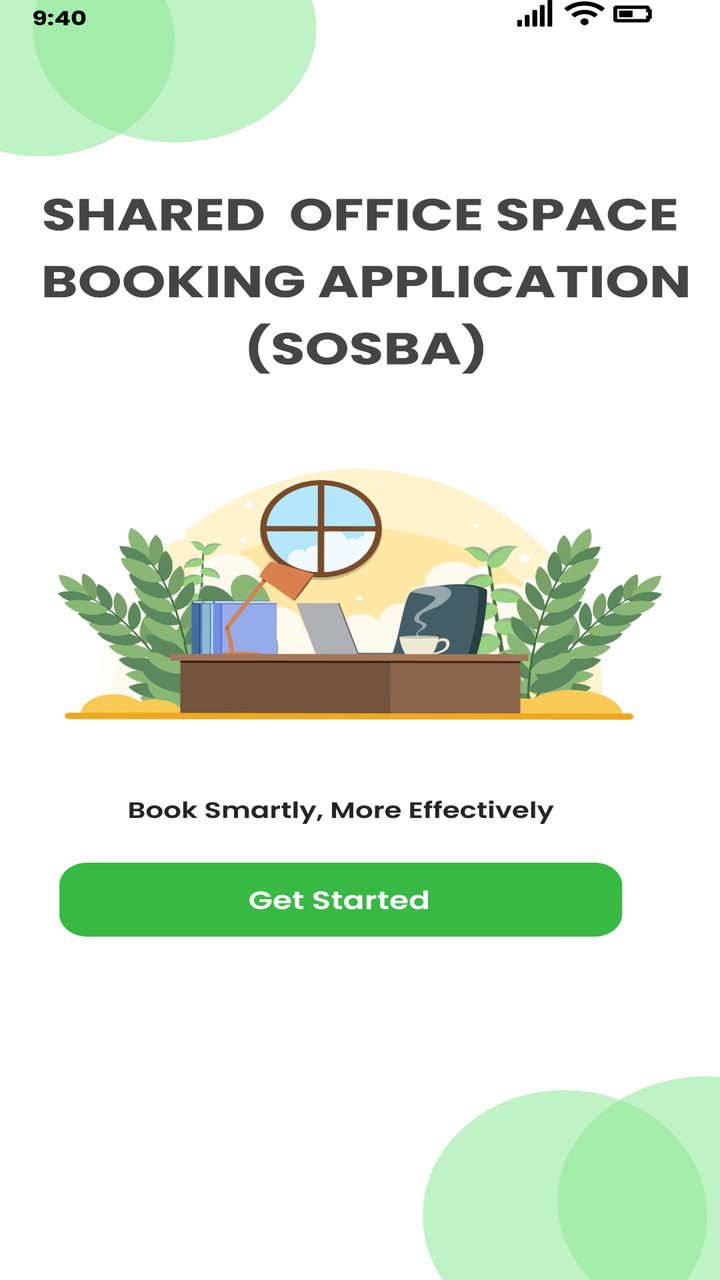
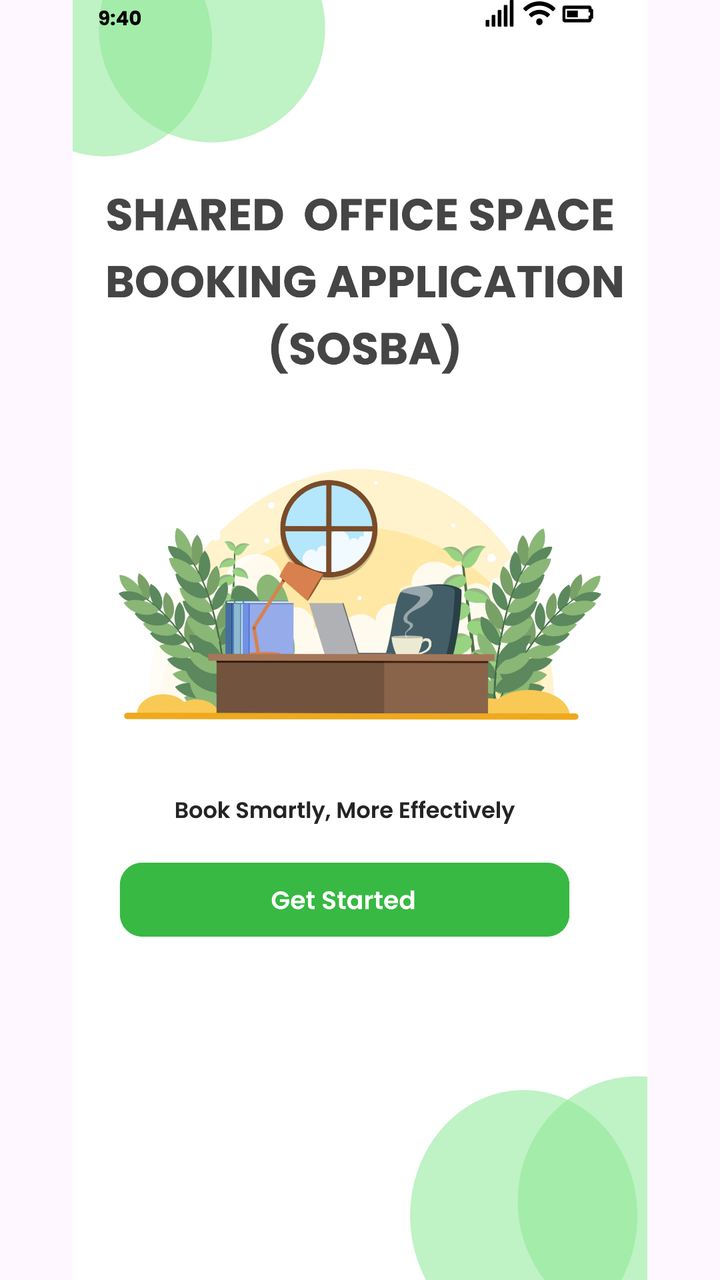

Compare the two renders of this Android layout. The source of the first and the diff that turns it into the second are given below.
<!-- AndroidManifest.xml: application theme Theme.COMP2000HKSoftwareEngineeringAssessment -->
<!-- res/layout/activity_main.xml -->
<?xml version="1.0" encoding="utf-8"?>
<androidx.constraintlayout.widget.ConstraintLayout xmlns:android="http://schemas.android.com/apk/res/android"
    xmlns:app="http://schemas.android.com/apk/res-auto"
    xmlns:tools="http://schemas.android.com/tools"
    android:id="@+id/main"
    android:layout_width="match_parent"
    android:layout_height="match_parent"
    tools:context=".MainActivity">

    <ImageView
        android:id="@+id/iv_get_started"

        android:layout_width="match_parent"
        android:layout_height="match_parent"
        android:src="@drawable/get_started_page"
        android:scaleType="fitXY"
        app:layout_constraintBottom_toBottomOf="parent"
        app:layout_constraintEnd_toEndOf="parent"
        app:layout_constraintStart_toStartOf="parent"
        app:layout_constraintTop_toTopOf="parent" />

    <Button
        android:id="@+id/btn"
        android:layout_width="0dp"
        android:layout_height="0dp"
        android:background="@android:color/transparent"
        app:layout_constraintBottom_toBottomOf="parent"
        app:layout_constraintDimensionRatio="1288:216"
        app:layout_constraintEnd_toEndOf="parent"
        app:layout_constraintHorizontal_bias="0.377"
        app:layout_constraintStart_toStartOf="parent"
        app:layout_constraintTop_toTopOf="parent"
        app:layout_constraintVertical_bias="0.715"
        app:layout_constraintWidth_percent="0.78" />


</androidx.constraintlayout.widget.ConstraintLayout>
<!-- resources referenced by this layout -->
<resources>
  <!-- drawable get_started_page: png bitmap (drawable, 583960 bytes) -->
  <style name="Theme.COMP2000HKSoftwareEngineeringAssessment" parent="Base.Theme.COMP2000HKSoftwareEngineeringAssessment" />
  <style name="Base.Theme.COMP2000HKSoftwareEngineeringAssessment" parent="Theme.Material3.DayNight.NoActionBar">
          
          
      </style>
</resources>

<!-- the commit's change to res/layout/activity_main.xml (unified diff, before → after) -->
@@ -13,7 +13,7 @@
         android:layout_width="match_parent"
         android:layout_height="match_parent"
         android:src="@drawable/get_started_page"
-        android:scaleType="fitXY"
+        android:scaleType="fitCenter"
         app:layout_constraintBottom_toBottomOf="parent"
         app:layout_constraintEnd_toEndOf="parent"
         app:layout_constraintStart_toStartOf="parent"
